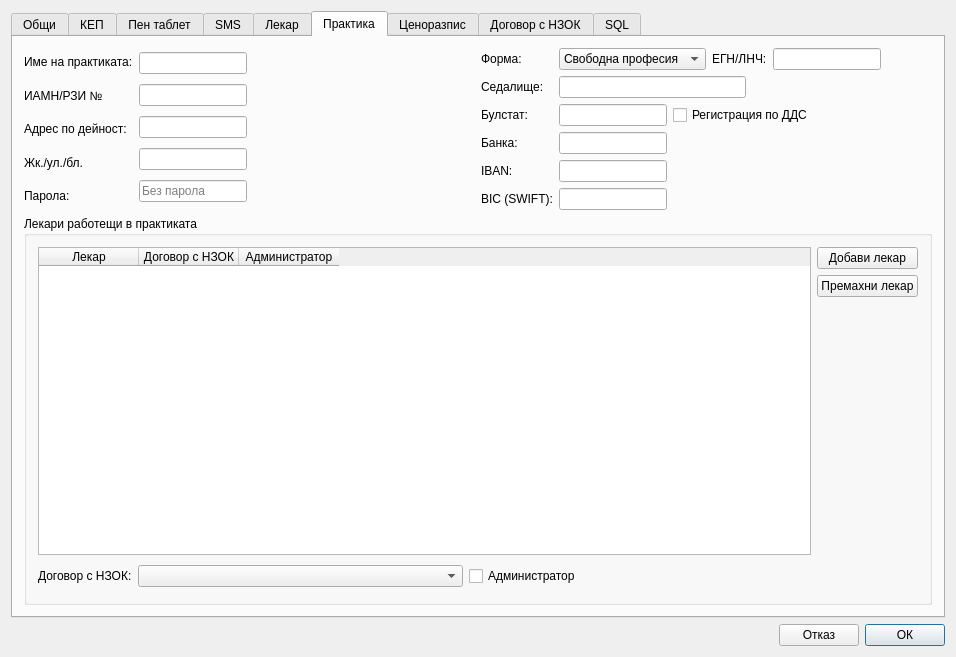
thefinalcutbg/DinoDent, file src/View/Widgets/SettingsDialog.ui: the form before one commit.
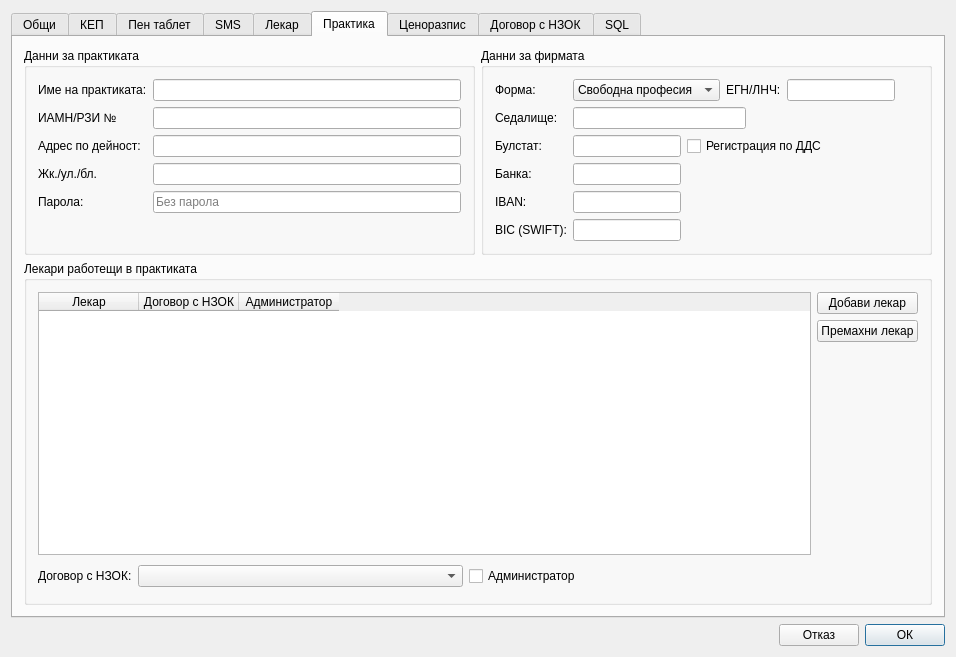
The form after the commit. The open tabs and pages were chosen to show the change. Custom widgets are drawn as their Qt base class.

Commit message: add group boxes

```diff
--- a/src/View/Widgets/SettingsDialog.ui
+++ b/src/View/Widgets/SettingsDialog.ui
@@ -1133,114 +1133,62 @@
        <item>
         <layout class="QHBoxLayout" name="horizontalLayout_49">
          <item>
-          <layout class="QHBoxLayout" name="horizontalLayout_26">
-           <item>
-            <layout class="QVBoxLayout" name="verticalLayout_17">
-             <item>
+          <widget class="QGroupBox" name="groupBox">
+           <property name="title">
+            <string>Данни за практиката</string>
+           </property>
+           <layout class="QFormLayout" name="formLayout">
+            <item row="0" column="0">
               <widget class="QLabel" name="label_6">
                <property name="text">
                 <string>Име на практиката:</string>
                </property>
               </widget>
              </item>
-             <item>
+            <item row="0" column="1">
+             <widget class="LineEdit" name="practiceNameEdit">
+              <property name="sizePolicy">
+               <sizepolicy hsizetype="Expanding" vsizetype="Fixed">
+                <horstretch>0</horstretch>
+                <verstretch>0</verstretch>
+               </sizepolicy>
+              </property>
+              <property name="maxLength">
+               <number>70</number>
+              </property>
+             </widget>
+            </item>
+            <item row="1" column="0">
               <widget class="QLabel" name="label_5">
                <property name="text">
                 <string>ИАМН/РЗИ №</string>
                </property>
               </widget>
              </item>
-             <item>
+            <item row="1" column="1">
+             <widget class="LineEdit" name="rziEdit">
+              <property name="sizePolicy">
+               <sizepolicy hsizetype="Expanding" vsizetype="Fixed">
+                <horstretch>0</horstretch>
+                <verstretch>0</verstretch>
+               </sizepolicy>
+              </property>
+              <property name="maxLength">
+               <number>10</number>
+              </property>
+             </widget>
+            </item>
+            <item row="2" column="0">
               <widget class="QLabel" name="label_8">
                <property name="text">
                 <string>Адрес по дейност:</string>
                </property>
               </widget>
              </item>
-             <item>
-              <widget class="QLabel" name="label">
-               <property name="text">
-                <string>Жк./ул./бл.</string>
-               </property>
-              </widget>
-             </item>
-             <item>
-              <widget class="QLabel" name="label_12">
-               <property name="text">
-                <string>Парола:</string>
-               </property>
-              </widget>
-             </item>
-            </layout>
-           </item>
-           <item>
-            <layout class="QVBoxLayout" name="verticalLayout_18">
-             <item>
-              <layout class="QHBoxLayout" name="horizontalLayout_25">
-               <item>
-                <widget class="LineEdit" name="practiceNameEdit">
-                 <property name="sizePolicy">
-                  <sizepolicy hsizetype="Preferred" vsizetype="Fixed">
-                   <horstretch>0</horstretch>
-                   <verstretch>0</verstretch>
-                  </sizepolicy>
-                 </property>
-                 <property name="maxLength">
-                  <number>70</number>
-                 </property>
-                </widget>
-               </item>
-               <item>
-                <spacer name="horizontalSpacer_16">
-                 <property name="orientation">
-                  <enum>Qt::Orientation::Horizontal</enum>
-                 </property>
-                 <property name="sizeHint" stdset="0">
-                  <size>
-                   <width>40</width>
-                   <height>20</height>
-                  </size>
-                 </property>
-                </spacer>
-               </item>
-              </layout>
-             </item>
-             <item>
-              <layout class="QHBoxLayout" name="horizontalLayout_24">
-               <item>
-                <widget class="LineEdit" name="rziEdit">
-                 <property name="sizePolicy">
-                  <sizepolicy hsizetype="Preferred" vsizetype="Fixed">
-                   <horstretch>0</horstretch>
-                   <verstretch>0</verstretch>
-                  </sizepolicy>
-                 </property>
-                 <property name="maxLength">
-                  <number>10</number>
-                 </property>
-                </widget>
-               </item>
-               <item>
-                <spacer name="horizontalSpacer_17">
-                 <property name="orientation">
-                  <enum>Qt::Orientation::Horizontal</enum>
-                 </property>
-                 <property name="sizeHint" stdset="0">
-                  <size>
-                   <width>40</width>
-                   <height>20</height>
-                  </size>
-                 </property>
-                </spacer>
-               </item>
-              </layout>
-             </item>
-             <item>
-              <layout class="QHBoxLayout" name="horizontalLayout_23">
-               <item>
+            <item row="2" column="1">
                 <widget class="AutoCompleteLineEdit" name="activityAddressEdit">
                  <property name="sizePolicy">
-                  <sizepolicy hsizetype="Preferred" vsizetype="Fixed">
+               <sizepolicy hsizetype="Expanding" vsizetype="Fixed">
                    <horstretch>0</horstretch>
                    <verstretch>0</verstretch>
                   </sizepolicy>
@@ -1250,54 +1198,34 @@
                  </property>
                 </widget>
                </item>
-               <item>
-                <spacer name="horizontalSpacer_18">
-                 <property name="orientation">
-                  <enum>Qt::Orientation::Horizontal</enum>
-                 </property>
-                 <property name="sizeHint" stdset="0">
-                  <size>
-                   <width>40</width>
-                   <height>20</height>
-                  </size>
-                 </property>
-                </spacer>
-               </item>
-              </layout>
-             </item>
-             <item>
-              <layout class="QHBoxLayout" name="horizontalLayout_37">
-               <item>
+            <item row="3" column="0">
+             <widget class="QLabel" name="label">
+              <property name="text">
+               <string>Жк./ул./бл.</string>
+              </property>
+             </widget>
+            </item>
+            <item row="3" column="1">
                 <widget class="LineEdit" name="activityStreetEdit">
                  <property name="sizePolicy">
-                  <sizepolicy hsizetype="Preferred" vsizetype="Fixed">
+               <sizepolicy hsizetype="Expanding" vsizetype="Fixed">
                    <horstretch>0</horstretch>
                    <verstretch>0</verstretch>
                   </sizepolicy>
                  </property>
                 </widget>
                </item>
-               <item>
-                <spacer name="horizontalSpacer_29">
-                 <property name="orientation">
-                  <enum>Qt::Orientation::Horizontal</enum>
-                 </property>
-                 <property name="sizeHint" stdset="0">
-                  <size>
-                   <width>40</width>
-                   <height>20</height>
-                  </size>
-                 </property>
-                </spacer>
-               </item>
-              </layout>
-             </item>
-             <item>
-              <layout class="QHBoxLayout" name="horizontalLayout_22">
-               <item>
+            <item row="4" column="0">
+             <widget class="QLabel" name="label_12">
+              <property name="text">
+               <string>Парола:</string>
+              </property>
+             </widget>
+            </item>
+            <item row="4" column="1">
                 <widget class="LineEdit" name="practicePassEdit">
                  <property name="sizePolicy">
-                  <sizepolicy hsizetype="Preferred" vsizetype="Fixed">
+               <sizepolicy hsizetype="Expanding" vsizetype="Fixed">
                    <horstretch>0</horstretch>
                    <verstretch>0</verstretch>
                   </sizepolicy>
@@ -1313,26 +1241,14 @@
                  </property>
                 </widget>
                </item>
-               <item>
-                <spacer name="horizontalSpacer_19">
-                 <property name="orientation">
-                  <enum>Qt::Orientation::Horizontal</enum>
-                 </property>
-                 <property name="sizeHint" stdset="0">
-                  <size>
-                   <width>40</width>
-                   <height>20</height>
-                  </size>
-                 </property>
-                </spacer>
-               </item>
-              </layout>
-             </item>
-            </layout>
-           </item>
-          </layout>
-         </item>
+           </layout>
+          </widget>
+         </item>
          <item>
+          <widget class="QGroupBox" name="groupBox">
+           <property name="title">
+            <string>Данни за фирмата</string>
+           </property>
           <layout class="QHBoxLayout" name="horizontalLayout_21">
            <item>
             <layout class="QVBoxLayout" name="verticalLayout_8">
@@ -1448,7 +1364,7 @@
                  </property>
                  <property name="sizeHint" stdset="0">
                   <size>
-                   <width>40</width>
+                    <width>10</width>
                    <height>20</height>
                   </size>
                  </property>
@@ -1619,6 +1535,7 @@
             </layout>
            </item>
           </layout>
+          </widget>
          </item>
         </layout>
        </item>
```
Left out of the diff: 2 changed lines with no effect on the pictures. Lines whose indentation alone changed are shown as unchanged.
